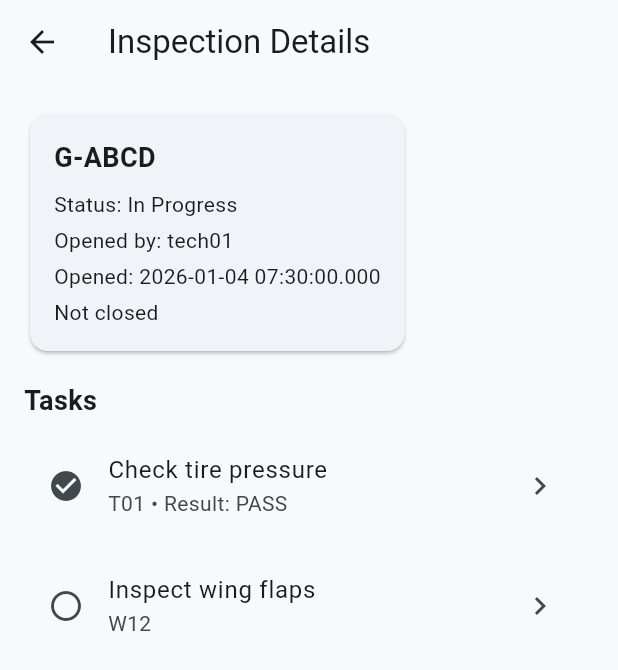
After one commit to Alex-Cooke192/Cross_Platform_Programming_Assignment_2_Maintenance_Logging_System, a Flutter app: the InspectionListScreen screen opened directly, after a tap on "G-ABCD", on a phone screen of 412 x 824 dp. The commit adds this screen. Shown: the top 670 px of the screen. Run offline on Flutter 3.47's test engine with Material 3 defaults, Android fonts, the phone set to English and light mode, and no system bars; our stand-ins replace drift; accounts and stored records are empty; generated files the repository leaves out were written again.

Commit message:
Refactored screens to include an 'inspection detaisl screen', and adjusted navigation betweeen screens accordingly

```diff
--- /dev/null
+++ b/lib/mocks/mock_models.dart
@@ -0,0 +1,45 @@
+import '../ui_models.dart';
+
+class MockData {
+  static final inspections = <InspectionUi>[
+    InspectionUi(
+      id: 'insp-1',
+      aircraftTailNumber: 'G-ABCD',
+      openedByTechnicianUid: 'tech01',
+      openedAt: DateTime.now().subtract(const Duration(hours: 3)),
+      statusLabel: 'In Progress',
+    ),
+    InspectionUi(
+      id: 'insp-2',
+      aircraftTailNumber: 'G-EFGH',
+      openedByTechnicianUid: 'tech02',
+      openedAt: DateTime.now().subtract(const Duration(days: 1)),
+      statusLabel: 'Open',
+    ),
+  ];
+
+  static final tasks = <TaskUi>[
+    TaskUi(
+      id: 'task-1',
+      inspectionId: 'insp-1',
+      title: 'Check tire pressure',
+      code: 'T01',
+      completed: true,
+      resultLabel: 'PASS',
+    ),
+    TaskUi(
+      id: 'task-2',
+      inspectionId: 'insp-1',
+      title: 'Inspect wing flaps',
+      code: 'W12',
+      completed: false,
+    ),
+    TaskUi(
+      id: 'task-3',
+      inspectionId: 'insp-2',
+      title: 'Check oil level',
+      code: 'O03',
+      completed: false,
+    ),
+  ];
+}
--- /dev/null
+++ b/lib/screens/inspection_details_screen.dart
@@ -0,0 +1,132 @@
+import 'package:flutter/material.dart';
+import '../ui_models.dart';
+import 'task_details_screen.dart';
+
+
+class InspectionDetailsScreen extends StatelessWidget {
+  final InspectionUi inspection;
+  final List<TaskUi> tasks;
+
+  const InspectionDetailsScreen({
+    super.key,
+    required this.inspection,
+    required this.tasks,
+  });
+
+  @override
+  Widget build(BuildContext context) {
+    final sortedTasks = [...tasks]..sort((a, b) {
+      final ac = (a.code ?? '').compareTo(b.code ?? '');
+      if (ac != 0) return ac;
+      return a.title.compareTo(b.title);
+    });
+
+    return Scaffold(
+      appBar: AppBar(title: const Text('Inspection Details')),
+      body: Padding(
+        padding: const EdgeInsets.all(16),
+        child: Column(
+          crossAxisAlignment: CrossAxisAlignment.start,
+          children: [
+            _InspectionHeaderCard(inspection: inspection),
+            const SizedBox(height: 16),
+
+            const Text(
+              'Tasks',
+              style: TextStyle(fontSize: 18, fontWeight: FontWeight.bold),
+            ),
+            const SizedBox(height: 8),
+
+            Expanded(
+              child: sortedTasks.isEmpty
+                  ? const Center(child: Text('No tasks found for this inspection.'))
+                  : ListView.separated(
+                      itemCount: sortedTasks.length,
+                      separatorBuilder: (_, __) => const SizedBox(height: 8),
+                      itemBuilder: (context, index) {
+                        final task = sortedTasks[index];
+                        return _TaskTile(
+                          task: task,
+                          onTap: () {
+                            Navigator.push(
+                              context,
+                              MaterialPageRoute(
+                                builder: (_) => TaskDetailsScreen(task: task),
+                              ),
+                            );
+                          },
+                        );
+                      },
+                    ),
+            ),
+          ],
+        ),
+      ),
+    );
+  }
+}
+
+class _InspectionHeaderCard extends StatelessWidget {
+  final InspectionUi inspection;
+
+  const _InspectionHeaderCard({required this.inspection});
+
+  @override
+  Widget build(BuildContext context) {
+    final closedText = inspection.closedAt == null
+        ? 'Not closed'
+        : 'Closed: ${inspection.closedAt!.toLocal()}';
+
+    return Card(
+      child: Padding(
+        padding: const EdgeInsets.all(16),
+        child: Column(
+          crossAxisAlignment: CrossAxisAlignment.start,
+          children: [
+            Text(
+              inspection.aircraftTailNumber,
+              style: const TextStyle(fontSize: 18, fontWeight: FontWeight.bold),
+            ),
+            const SizedBox(height: 8),
+            Text('Status: ${inspection.statusLabel}'),
+            const SizedBox(height: 4),
+            Text('Opened by: ${inspection.openedByTechnicianUid}'),
+            const SizedBox(height: 4),
+            Text('Opened: ${inspection.openedAt.toLocal()}'),
+            const SizedBox(height: 4),
+            Text(closedText),
+          ],
+        ),
+      ),
+    );
+  }
+}
+
+class _TaskTile extends StatelessWidget {
+  final TaskUi task;
+  final VoidCallback onTap;
+
+  const _TaskTile({
+    required this.task,
+    required this.onTap,
+  });
+
+  @override
+  Widget build(BuildContext context) {
+    final subtitleParts = <String>[
+      if (task.code != null && task.code!.trim().isNotEmpty) task.code!.trim(),
+      if (task.resultLabel != null) 'Result: ${task.resultLabel}',
+      if (task.notes != null && task.notes!.trim().isNotEmpty) 'Notes added',
+    ];
+
+    return ListTile(
+      shape: RoundedRectangleBorder(borderRadius: BorderRadius.circular(12)),
+      tileColor: Theme.of(context).colorScheme.surface,
+      leading: Icon(task.completed ? Icons.check_circle : Icons.radio_button_unchecked),
+      title: Text(task.title),
+      subtitle: subtitleParts.isEmpty ? null : Text(subtitleParts.join(' • ')),
+      trailing: const Icon(Icons.chevron_right),
+      onTap: onTap,
+    );
+  }
+}
--- a/lib/screens/inspection_list_screen.dart
+++ b/lib/screens/inspection_list_screen.dart
@@ -1,70 +1,52 @@
 import 'package:flutter/material.dart';
-import 'task_detail_screen.dart';
-
+import '../ui_models.dart';
+import 'inspection_details_screen.dart';
 
 class InspectionListScreen extends StatelessWidget {
-  const InspectionListScreen({super.key});
+  final List<InspectionUi> inspections;
+  final List<TaskUi> tasks;
+
+  const InspectionListScreen({
+    super.key,
+    required this.inspections,
+    required this.tasks,
+  });
 
   @override
   Widget build(BuildContext context) {
     return Scaffold(
-      appBar: AppBar(
-        title: const Text('Inspections'),
-      ),
+      appBar: AppBar(title: const Text('Inspections')),
       body: ListView.separated(
         padding: const EdgeInsets.all(16),
-        itemCount: 5, // placeholder
+        itemCount: inspections.length,
         separatorBuilder: (_, __) => const SizedBox(height: 8),
         itemBuilder: (context, index) {
-          return _InspectionTile(
-            aircraft: 'G-ABCD',
-            status: index == 0 ? 'In Progress' : 'Open',
-            location: 'Hangar A',
+          final inspection = inspections[index];
+          final tasksForInspection =
+              tasks.where((t) => t.inspectionId == inspection.id).toList();
+
+          return Card(
+            child: ListTile(
+              title: Text(
+                inspection.aircraftTailNumber,
+                style: const TextStyle(fontWeight: FontWeight.bold),
+              ),
+              trailing: Text(inspection.statusLabel),
               onTap: () {
                 Navigator.push(
                   context,
                   MaterialPageRoute(
-                  builder: (_) => const TaskDetailScreen(),
+                    builder: (_) => InspectionDetailsScreen(
+                      inspection: inspection,
+                      tasks: tasksForInspection,
+                    ),
                   ),
                 );
               },
+            ),
           );
         },
       ),
     );
   }
 }
-
-class _InspectionTile extends StatelessWidget {
-  final String aircraft;
-  final String status;
-  final String location;
-  final VoidCallback onTap;
-
-  const _InspectionTile({
-    required this.aircraft,
-    required this.status,
-    required this.location,
-    required this.onTap,
-  });
-
-  @override
-  Widget build(BuildContext context) {
-    return Card(
-      child: ListTile(
-        onTap: onTap,
-        title: Text(
-          aircraft,
-          style: const TextStyle(fontWeight: FontWeight.bold),
-        ),
-        subtitle: Text(location),
-        trailing: Text(
-          status,
-          style: TextStyle(
-            color: status == 'In Progress' ? Colors.orange : Colors.green,
-          ),
-        ),
-      ),
-    );
-  }
-}
--- /dev/null
+++ b/lib/ui_models.dart
@@ -0,0 +1,39 @@
+class InspectionUi {
+  final String id;
+  final String aircraftTailNumber;
+  final String openedByTechnicianUid;
+  final DateTime openedAt;
+  final DateTime? closedAt;
+  final String statusLabel;
+
+  const InspectionUi({
+    required this.id,
+    required this.aircraftTailNumber,
+    required this.openedByTechnicianUid,
+    required this.openedAt,
+    required this.statusLabel,
+    this.closedAt,
+  });
+}
+
+class TaskUi {
+  final String id;
+  final String inspectionId;
+  final String title;
+  final String? code;
+  final String? description;
+  final bool completed;
+  final String? resultLabel;
+  final String? notes;
+
+  const TaskUi({
+    required this.id,
+    required this.inspectionId,
+    required this.title,
+    this.code,
+    this.description,
+    required this.completed,
+    this.resultLabel,
+    this.notes,
+  });
+}
```
Also changed, not shown: lib/screens/home_screen.dart (+12 -4 lines). Lines whose indentation alone changed are shown as unchanged.
